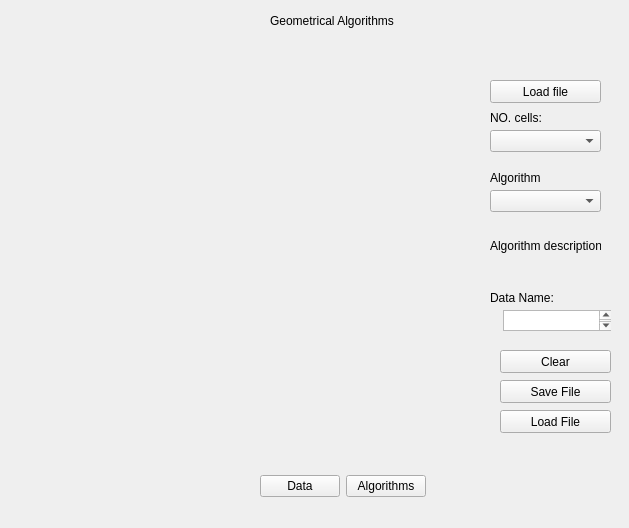
First picture: the form in src/QMainInterface.ui, repository Swistusmen/Geometric-Algorithms, before the edit.
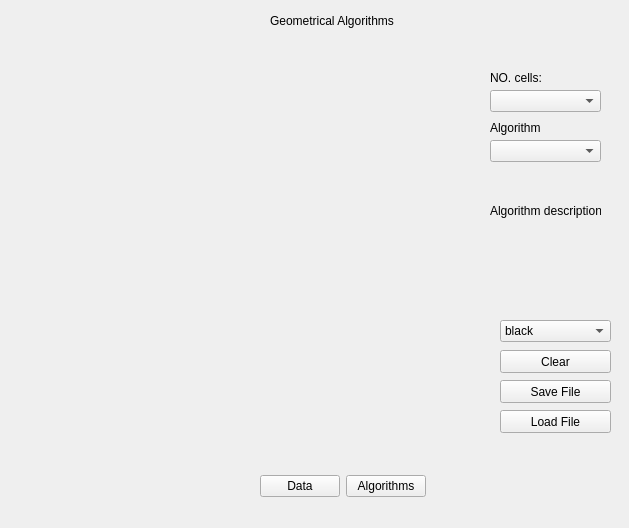
Second picture: the form after the edit. Icons and pictures are not drawn.

Patch:
```diff
--- a/src/QMainInterface.ui
+++ b/src/QMainInterface.ui
@@ -228,19 +228,6 @@
     </widget>
    </widget>
    <widget class="QWidget" name="input_page">
-    <widget class="QPushButton" name="pushButton">
-     <property name="geometry">
-      <rect>
-       <x>480</x>
-       <y>30</y>
-       <width>111</width>
-       <height>23</height>
-      </rect>
-     </property>
-     <property name="text">
-      <string>Load file</string>
-     </property>
-    </widget>
     <widget class="QPushButton" name="load_file">
      <property name="geometry">
       <rect>
@@ -282,7 +269,7 @@
      <property name="geometry">
       <rect>
        <x>480</x>
-       <y>80</y>
+       <y>40</y>
        <width>111</width>
        <height>22</height>
       </rect>
@@ -292,7 +279,7 @@
      <property name="geometry">
       <rect>
        <x>480</x>
-       <y>60</y>
+       <y>20</y>
        <width>101</width>
        <height>16</height>
       </rect>
@@ -318,7 +305,7 @@
      <property name="geometry">
       <rect>
        <x>480</x>
-       <y>140</y>
+       <y>90</y>
        <width>111</width>
        <height>22</height>
       </rect>
@@ -328,7 +315,7 @@
      <property name="geometry">
       <rect>
        <x>480</x>
-       <y>120</y>
+       <y>70</y>
        <width>101</width>
        <height>16</height>
       </rect>
@@ -337,41 +324,48 @@
       <string>Algorithm</string>
      </property>
     </widget>
-    <widget class="QLabel" name="label_5">
-     <property name="geometry">
-      <rect>
-       <x>480</x>
-       <y>240</y>
-       <width>121</width>
-       <height>16</height>
-      </rect>
-     </property>
-     <property name="text">
-      <string>Data Name:</string>
-     </property>
-    </widget>
     <widget class="QLabel" name="label_6">
      <property name="geometry">
       <rect>
        <x>480</x>
-       <y>170</y>
+       <y>120</y>
        <width>111</width>
-       <height>51</height>
+       <height>81</height>
       </rect>
      </property>
      <property name="text">
       <string>Algorithm description</string>
      </property>
     </widget>
-    <widget class="QTextEdit" name="file_name">
+    <widget class="QComboBox" name="choose_color">
      <property name="geometry">
       <rect>
-       <x>493</x>
-       <y>260</y>
+       <x>490</x>
+       <y>270</y>
        <width>111</width>
-       <height>21</height>
+       <height>22</height>
       </rect>
      </property>
+     <item>
+      <property name="text">
+       <string>black</string>
+      </property>
+     </item>
+     <item>
+      <property name="text">
+       <string>white</string>
+      </property>
+     </item>
+     <item>
+      <property name="text">
+       <string>red</string>
+      </property>
+     </item>
+     <item>
+      <property name="text">
+       <string>green</string>
+      </property>
+     </item>
     </widget>
    </widget>
   </widget>
```
Left out of the diff: 2 changed lines with no effect on the pictures.
